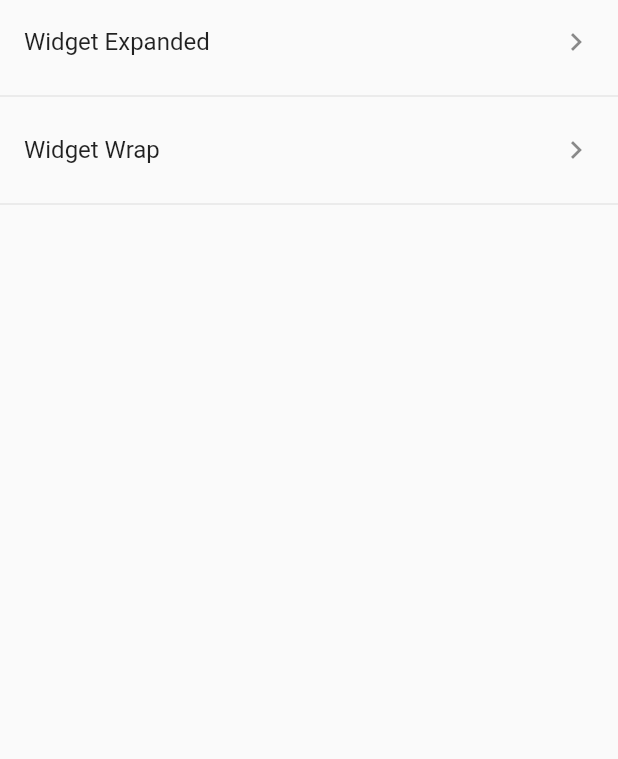
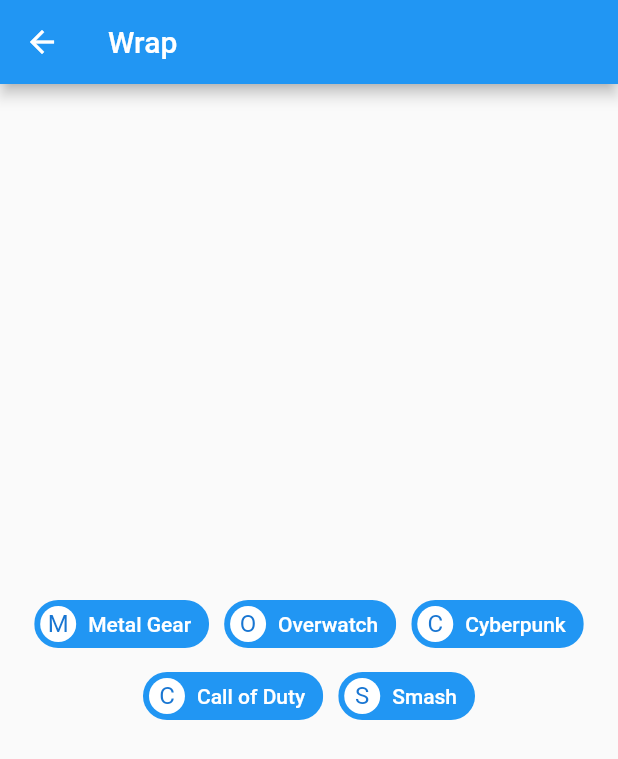
Before and after one commit to edgon85/flutter-challenges, a Flutter app: the screen it shows after launch, after a tap on "Widget Wrap", on a phone screen of 412 x 824 dp. Shown: the top 759 px of the screen. Run offline on Flutter 3.47's test engine with Material 2 defaults, Android fonts, the phone set to English and light mode, and no system bars.

Commit message:
wrap widget

```diff
--- /dev/null
+++ b/lib/src/pages/wrap_page.dart
@@ -0,0 +1,47 @@
+import 'package:flutter/material.dart';
+
+class WrapPage extends StatelessWidget {
+  @override
+  Widget build(BuildContext context) {
+    return Scaffold(
+      appBar: AppBar(
+        title: Text('Wrap'),
+      ),
+      body: Center(
+        child: Wrap(
+          alignment: WrapAlignment.center,
+          spacing: 10.0,
+          // direction: Axis.vertical, // <== para ponerlo en forma vertical
+          children: <Widget>[
+            Tag('Metal Gear'),
+            Tag('Overwatch'),
+            Tag('Cyberpunk'),
+            Tag('Call of Duty'),
+            Tag('Smash'),
+          ],
+        ),
+      ),
+    );
+  }
+}
+
+class Tag extends StatelessWidget {
+  final String text;
+
+  Tag(this.text);
+
+  @override
+  Widget build(BuildContext context) {
+    return Chip(
+      avatar: CircleAvatar(
+        child: Text(this.text[0]),
+        backgroundColor: Colors.white,
+      ),
+      label: Text(
+        this.text,
+        style: TextStyle(color: Colors.white),
+      ),
+      backgroundColor: Colors.blue,
+    );
+  }
+}
--- a/lib/src/routes/routes.dart
+++ b/lib/src/routes/routes.dart
@@ -1,10 +1,12 @@
 import 'package:challenges/src/pages/expanded_page.dart';
 import 'package:challenges/src/pages/home_page.dart';
+import 'package:challenges/src/pages/wrap_page.dart';
 import 'package:flutter/material.dart';
 
 Map<String, WidgetBuilder> getAplicationRoutes() {
   return <String, WidgetBuilder>{
     '/': (BuildContext context) => HomePage(),
-    'expanded': (BuildContext context) => ExpandedPage()
+    'expanded': (BuildContext context) => ExpandedPage(),
+    'wrap': (BuildContext context) => WrapPage(),
   };
 }
```
